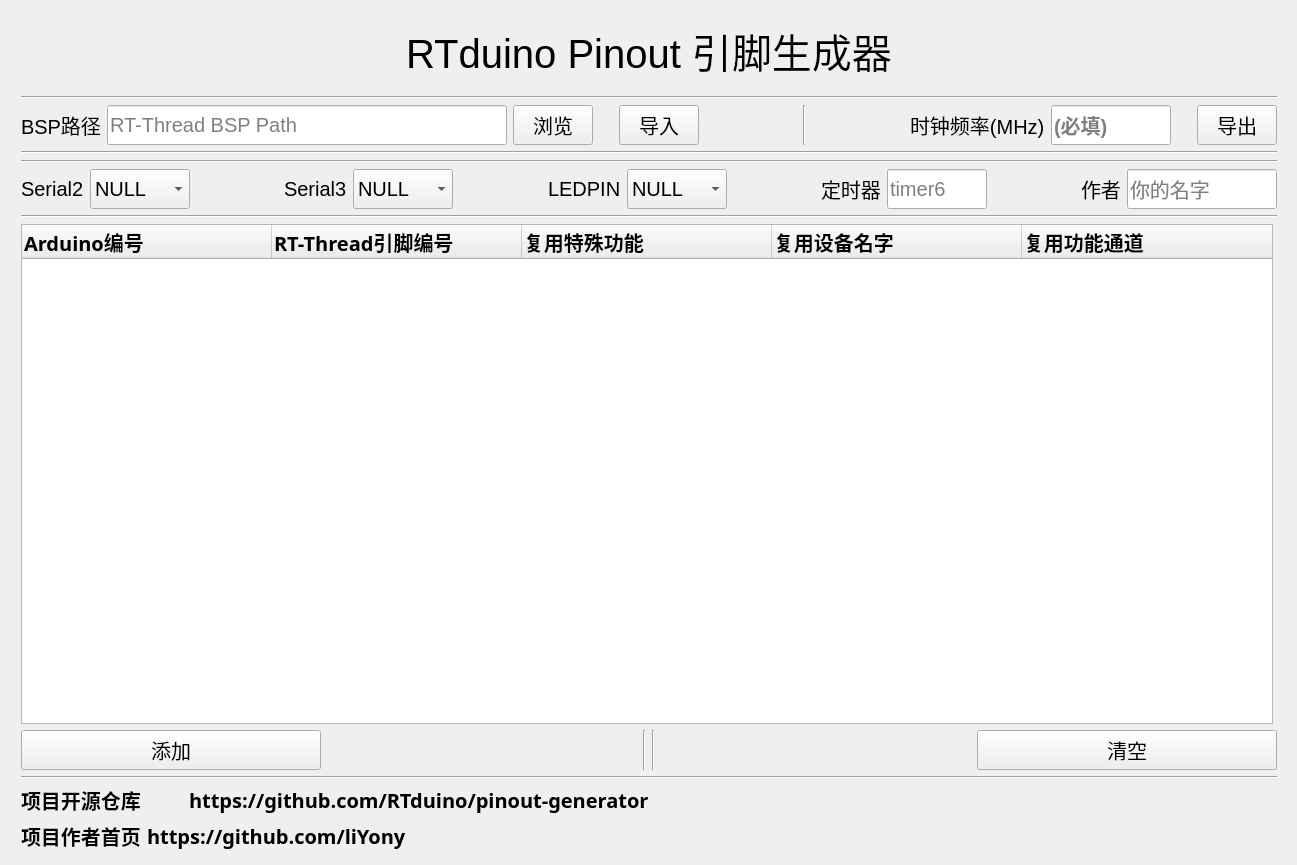
Qt form source-code/RTduino/widget.ui (RTduino/pinout-generator) before a commit.
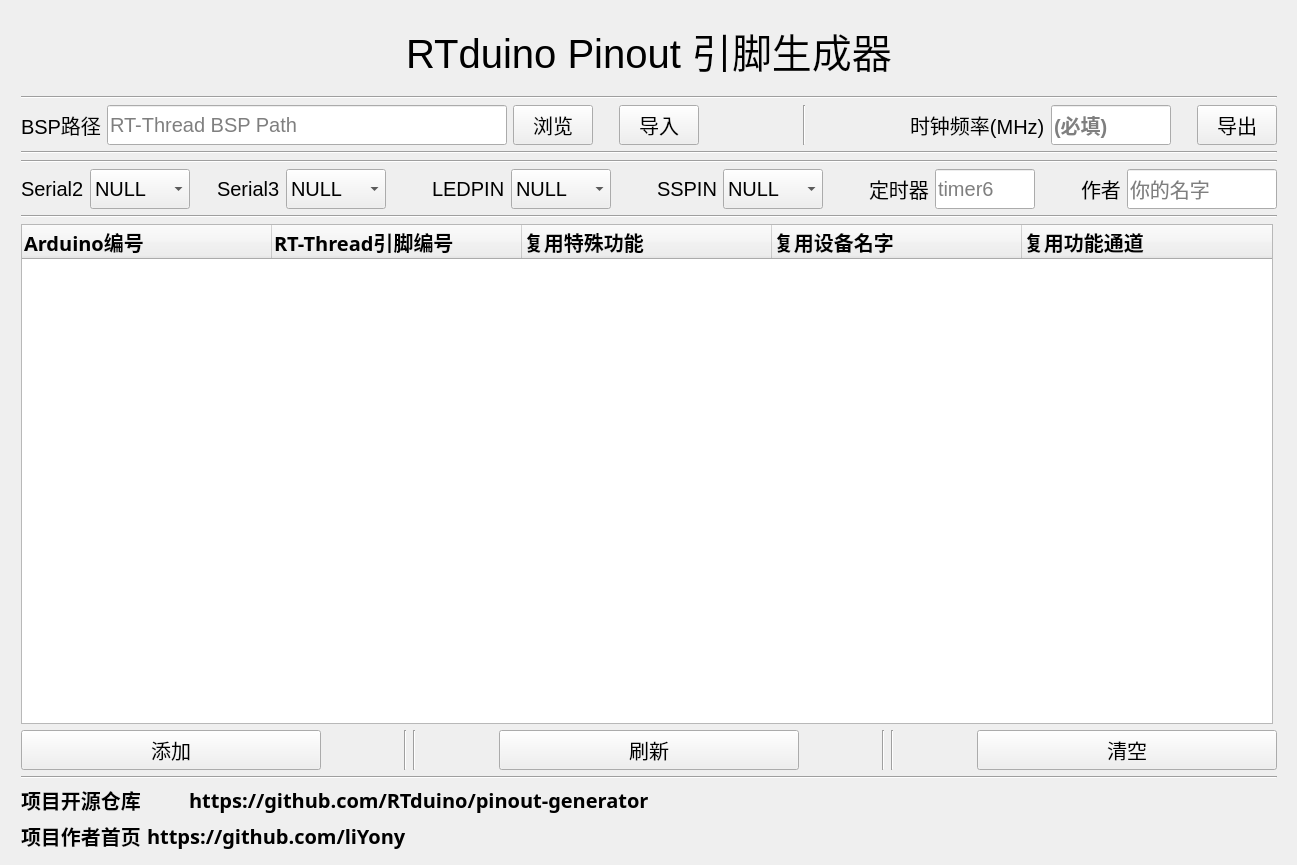
The same form after that commit.

```diff
--- a/source-code/RTduino/widget.ui
+++ b/source-code/RTduino/widget.ui
@@ -475,10 +475,71 @@
               </property>
               <property name="maximumSize">
                <size>
+                <width>80</width>
+                <height>40</height>
+               </size>
+              </property>
+              <property name="font">
+               <font>
+                <pointsize>15</pointsize>
+               </font>
+              </property>
+              <item>
+               <property name="text">
+                <string>NULL</string>
+               </property>
+              </item>
+             </widget>
+            </item>
+           </layout>
+          </item>
+          <item>
+           <spacer name="horizontalSpacer_18">
+            <property name="orientation">
+             <enum>Qt::Horizontal</enum>
+            </property>
+            <property name="sizeHint" stdset="0">
+             <size>
+              <width>40</width>
+              <height>20</height>
+             </size>
+            </property>
+           </spacer>
+          </item>
+          <item>
+           <layout class="QHBoxLayout" name="horizontalLayout_22">
+            <item>
+             <widget class="QLabel" name="label_16">
+              <property name="maximumSize">
+               <size>
+                <width>500</width>
+                <height>16777215</height>
+               </size>
+              </property>
+              <property name="font">
+               <font>
+                <pointsize>15</pointsize>
+               </font>
+              </property>
+              <property name="text">
+               <string>SSPIN</string>
+              </property>
+             </widget>
+            </item>
+            <item>
+             <widget class="QComboBox" name="spissbox">
+              <property name="minimumSize">
+               <size>
                 <width>100</width>
                 <height>40</height>
                </size>
               </property>
+              <property name="maximumSize">
+               <size>
+                <width>80</width>
+                <height>40</height>
+               </size>
+              </property>
               <property name="font">
                <font>
                 <pointsize>15</pointsize>
@@ -745,6 +806,70 @@
           </property>
          </widget>
         </item>
+        <item>
+         <spacer name="horizontalSpacer_14">
+          <property name="orientation">
+           <enum>Qt::Horizontal</enum>
+          </property>
+          <property name="sizeHint" stdset="0">
+           <size>
+            <width>40</width>
+            <height>20</height>
+           </size>
+          </property>
+         </spacer>
+        </item>
+        <item>
+         <widget class="QPushButton" name="refreashbtn">
+          <property name="minimumSize">
+           <size>
+            <width>300</width>
+            <height>40</height>
+           </size>
+          </property>
+          <property name="maximumSize">
+           <size>
+            <width>16777215</width>
+            <height>40</height>
+           </size>
+          </property>
+          <property name="font">
+           <font>
+            <pointsize>15</pointsize>
+           </font>
+          </property>
+          <property name="text">
+           <string>刷新</string>
+          </property>
+         </widget>
+        </item>
+        <item>
+         <spacer name="horizontalSpacer_13">
+          <property name="orientation">
+           <enum>Qt::Horizontal</enum>
+          </property>
+          <property name="sizeHint" stdset="0">
+           <size>
+            <width>40</width>
+            <height>20</height>
+           </size>
+          </property>
+         </spacer>
+        </item>
+        <item>
+         <widget class="Line" name="line_10">
+          <property name="orientation">
+           <enum>Qt::Vertical</enum>
+          </property>
+         </widget>
+        </item>
+        <item>
+         <widget class="Line" name="line_8">
+          <property name="orientation">
+           <enum>Qt::Vertical</enum>
+          </property>
+         </widget>
+        </item>
         <item>
          <spacer name="horizontalSpacer_8">
           <property name="orientation">
```
